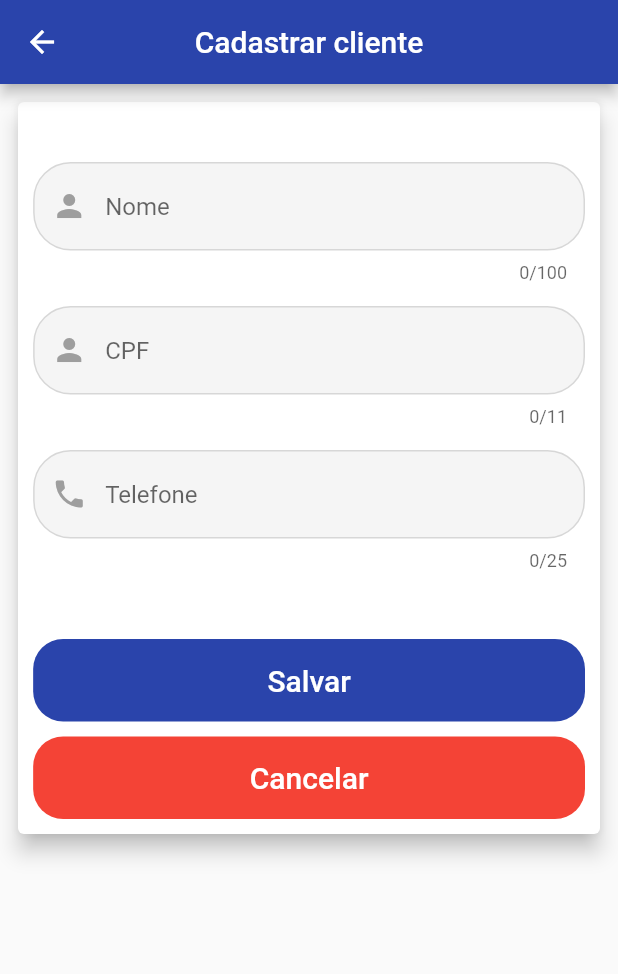
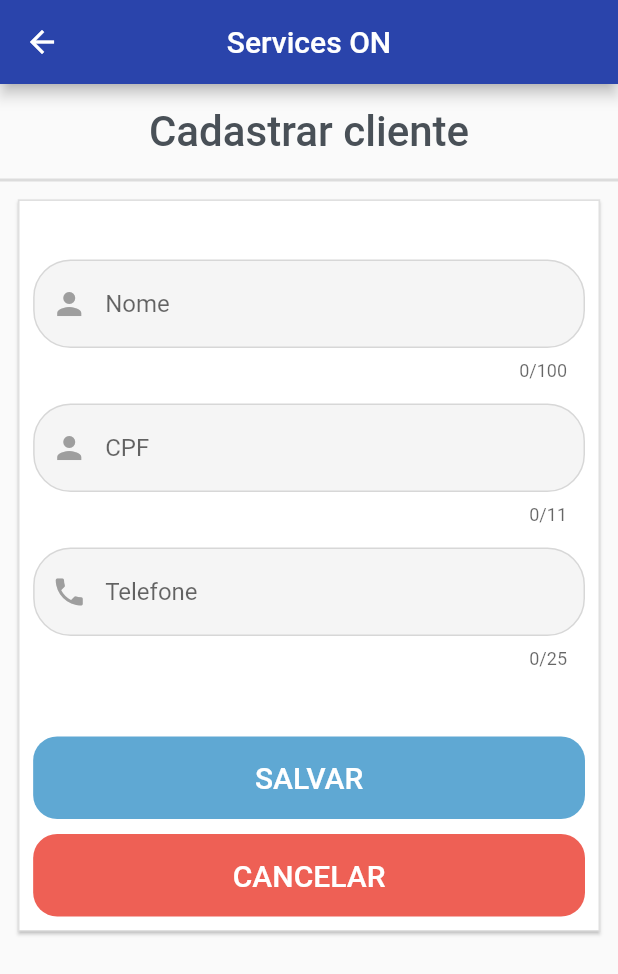
Before and after one commit to santoskarolina/ordem-servicos-app, a Flutter app: the CreateClient screen opened directly, on a phone screen of 412 x 824 dp. Shown: the top 974 px of the screen. Run offline on Flutter 3.47's test engine with Material 2 defaults, Android fonts, the phone set to English and light mode, and no system bars; our stand-ins replace connectivity, email_validator, flutter_datetime_picker, flutter_speed_dial, shared_preferences; missing offline and left inert: antdesign_icons; accounts and stored records are empty; network calls fail.

Commit message:
melhorias nas paginas

```diff
--- a/lib/pages/clients/create_cliente_page.dart
+++ b/lib/pages/clients/create_cliente_page.dart
@@ -2,6 +2,8 @@ import 'package:flutter/material.dart';
 import '../../api/cliente_api.dart';
 import '../initial/home_page.dart';
 import 'dart:async';
+
+import '../utils/constantes.dart';
 
 class CreateClient extends StatefulWidget {
   const CreateClient({Key? key}) : super(key: key);
@@ -134,7 +136,7 @@ class _CreateClient extends State<CreateClient> {
     return Scaffold(
         appBar: AppBar(
           title: const Text(
-            'Cadastrar cliente',
+            'Services ON',
             textAlign: TextAlign.center,
           ),
           actions: null,
@@ -143,11 +145,39 @@ class _CreateClient extends State<CreateClient> {
         ),
         body: SingleChildScrollView(
           child: Stack(
-            children: [
-              _showForm(),
-            ],
+            alignment: Alignment.topCenter,
+            children: [collumn()],
           ),
         ));
+  }
+
+  Widget collumn() {
+    return Column(
+      children: [
+        header(),
+        _showForm(),
+      ],
+    );
+  }
+
+  Widget header() {
+    return Container(
+      alignment: Alignment.center,
+      decoration: const BoxDecoration(
+          border: Border(
+              bottom: BorderSide(
+        width: 2.0,
+        color: Colors.black12,
+      ))),
+      padding: const EdgeInsets.fromLTRB(0.0, 15.0, 0.0, 15.0),
+      child: const Text(
+        'Cadastrar cliente',
+        style: TextStyle(
+            fontSize: 28,
+            fontWeight: FontWeight.w500,
+            color: MyCustomColors.hexHeader),
+      ),
+    );
   }
 
   Widget nameFormField() {
@@ -289,11 +319,11 @@ class _CreateClient extends State<CreateClient> {
               }
             },
             style: TextButton.styleFrom(
-                backgroundColor: const Color.fromRGBO(42, 68, 171, 1),
+                backgroundColor: MyCustomColors.hexColorConfirmButton,
                 fixedSize: const Size(390, 100),
                 primary: Colors.blue[500],
                 shape: RoundedRectangleBorder(
-                  borderRadius: BorderRadius.circular(20),
+                  borderRadius: BorderRadius.circular(16),
                 )),
             child: isLoading
                 ? const Center(
@@ -301,7 +331,7 @@ class _CreateClient extends State<CreateClient> {
                     color: Colors.white,
                   ))
                 : const Text(
-                    'Salvar',
+                    'SALVAR',
                     style: TextStyle(color: Colors.white, fontSize: 20),
                   ),
           ),
@@ -318,14 +348,14 @@ class _CreateClient extends State<CreateClient> {
               _diseableButton ? null : Navigator.pop(context),
             },
             style: TextButton.styleFrom(
-                backgroundColor: Colors.red[500],
+                backgroundColor: MyCustomColors.hexColorCancelButton,
                 fixedSize: const Size(390, 100),
                 primary: Colors.red[600],
                 shape: RoundedRectangleBorder(
-                  borderRadius: BorderRadius.circular(20),
+                  borderRadius: BorderRadius.circular(16),
                 )),
             child: const Text(
-              'Cancelar',
+              'CANCELAR',
               style: TextStyle(color: Colors.white, fontSize: 20),
             ),
           ),
@@ -336,7 +366,10 @@ class _CreateClient extends State<CreateClient> {
     return Container(
         padding: const EdgeInsets.all(8.0),
         child: Card(
-            elevation: 6,
+            // elevation: 6,
+            shape: const RoundedRectangleBorder(
+              side: BorderSide(color: Colors.black12, width: 1.0),
+            ),
             child: Padding(
               padding: const EdgeInsets.fromLTRB(10.1, 10.0, 10.0, 10.0),
               child: Form(
--- a/lib/pages/initial/initial_page.dart
+++ b/lib/pages/initial/initial_page.dart
@@ -9,6 +9,7 @@ class InitialPage extends StatelessWidget {
   Widget build(BuildContext context) {
     return Scaffold(
         appBar: AppBar(
+          elevation: 6,
           title: const Text(
             'Services ON',
             textAlign: TextAlign.center,
--- a/lib/pages/initial/login_page.dart
+++ b/lib/pages/initial/login_page.dart
@@ -287,6 +287,7 @@ class _LoginpageState extends State<Loginpage> {
   Widget build(BuildContext context) {
     return Scaffold(
       appBar: AppBar(
+        elevation: 6,
         title: const Text(
           'Services ON',
           textAlign: TextAlign.center,
--- /dev/null
+++ b/lib/pages/utils/constantes.dart
@@ -0,0 +1,7 @@
+import 'package:flutter/material.dart';
+
+class MyCustomColors {
+  static const Color hexHeader = Color(0xff495057);
+  static Color hexColorConfirmButton = Color(0xff5fa8d3);
+  static Color hexColorCancelButton = Color(0xffee6055);
+}
```
Also changed, not shown: lib/pages/clients/edit_cliente_page.dart (+59 -15 lines), lib/pages/clients/user_info_page.dart (+10 -3 lines), lib/pages/services/service_create_page.dart (+43 -10 lines), lib/pages/services/service_details.dart (+9 -4 lines), lib/pages/services/service_edit_page.dart (+86 -19 lines).
